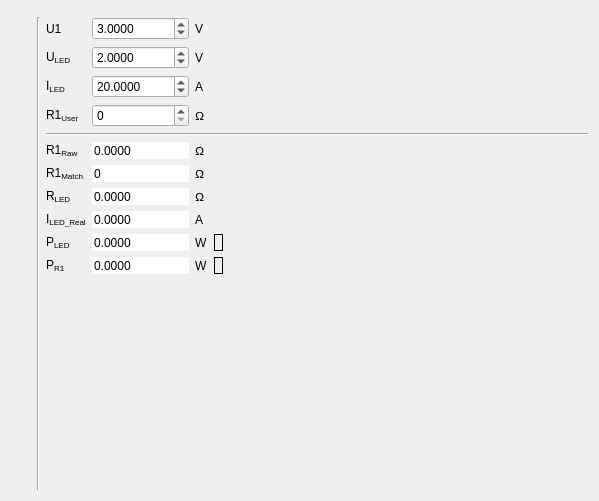
Before: the Qt Designer form src/sheets/led.ui in maxses/vodi, drawn with Qt 5.
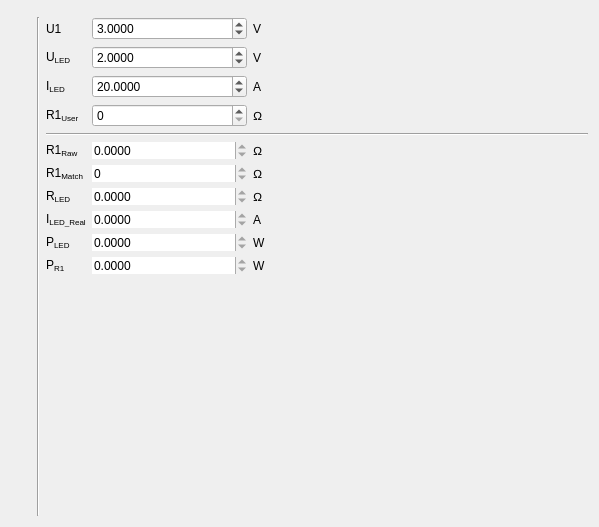
After: the same form once the commit is applied. Icons and pictures are not drawn.

Commit message:
Led: Use enum to specify source for calculations
Just a bool is confusing.

Patch:
```diff
--- a/src/sheets/led.ui
+++ b/src/sheets/led.ui
@@ -7,7 +7,7 @@
     <x>0</x>
     <y>0</y>
     <width>599</width>
-    <height>501</height>
+    <height>527</height>
    </rect>
   </property>
   <property name="windowTitle">
@@ -36,9 +36,6 @@
    </item>
    <item row="12" column="3" rowspan="4">
     <spacer name="verticalSpacer_2">
-     <property name="orientation">
-      <enum>Qt::Orientation::Vertical</enum>
-     </property>
      <property name="sizeHint" stdset="0">
       <size>
        <width>20</width>
@@ -63,7 +60,7 @@
       <bool>true</bool>
      </property>
      <property name="buttonSymbols">
-      <enum>QAbstractSpinBox::ButtonSymbols::NoButtons</enum>
+      <enum>QAbstractSpinBox::UpDownArrows</enum>
      </property>
      <property name="decimals">
       <number>0</number>
@@ -90,7 +87,7 @@
    <item row="11" column="5">
     <widget class="QLabel" name="labelPowerR1">
      <property name="frameShape">
-      <enum>QFrame::Shape::Box</enum>
+      <enum>QFrame::NoFrame</enum>
      </property>
      <property name="text">
       <string/>
@@ -113,7 +110,7 @@
       <bool>true</bool>
      </property>
      <property name="buttonSymbols">
-      <enum>QAbstractSpinBox::ButtonSymbols::NoButtons</enum>
+      <enum>QAbstractSpinBox::UpDownArrows</enum>
      </property>
      <property name="decimals">
       <number>4</number>
@@ -159,9 +156,6 @@
    </item>
    <item row="15" column="0">
     <spacer name="verticalSpacer">
-     <property name="orientation">
-      <enum>Qt::Orientation::Vertical</enum>
-     </property>
      <property name="sizeHint" stdset="0">
       <size>
        <width>20</width>
@@ -234,7 +228,7 @@
       <bool>true</bool>
      </property>
      <property name="buttonSymbols">
-      <enum>QAbstractSpinBox::ButtonSymbols::NoButtons</enum>
+      <enum>QAbstractSpinBox::UpDownArrows</enum>
      </property>
      <property name="decimals">
       <number>4</number>
@@ -266,7 +260,7 @@
       <bool>true</bool>
      </property>
      <property name="buttonSymbols">
-      <enum>QAbstractSpinBox::ButtonSymbols::NoButtons</enum>
+      <enum>QAbstractSpinBox::UpDownArrows</enum>
      </property>
      <property name="decimals">
       <number>4</number>
@@ -279,7 +273,7 @@
    <item row="10" column="5">
     <widget class="QLabel" name="labelPowerLed">
      <property name="frameShape">
-      <enum>QFrame::Shape::Box</enum>
+      <enum>QFrame::NoFrame</enum>
      </property>
      <property name="text">
       <string/>
@@ -288,9 +282,6 @@
    </item>
    <item row="12" column="6">
     <spacer name="horizontalSpacer_3">
-     <property name="orientation">
-      <enum>Qt::Orientation::Horizontal</enum>
-     </property>
      <property name="sizeHint" stdset="0">
       <size>
        <width>32</width>
@@ -315,7 +306,7 @@
       <bool>true</bool>
      </property>
      <property name="buttonSymbols">
-      <enum>QAbstractSpinBox::ButtonSymbols::NoButtons</enum>
+      <enum>QAbstractSpinBox::UpDownArrows</enum>
      </property>
      <property name="decimals">
       <number>4</number>
@@ -361,7 +352,7 @@
       <bool>true</bool>
      </property>
      <property name="buttonSymbols">
-      <enum>QAbstractSpinBox::ButtonSymbols::NoButtons</enum>
+      <enum>QAbstractSpinBox::UpDownArrows</enum>
      </property>
      <property name="decimals">
       <number>4</number>
```
Left out of the diff: 6 changed lines with no effect on the pictures. The commit also changes 2 other files.
